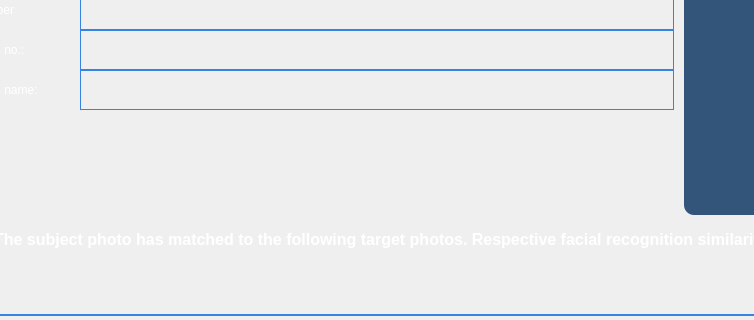
Qt form forms/Page_5.ui (apollo-k22/FaceAI-Product) before a commit; both pictures show x 152 to 906 and y 319 to 639 of the 1310 by 800 pixel window.
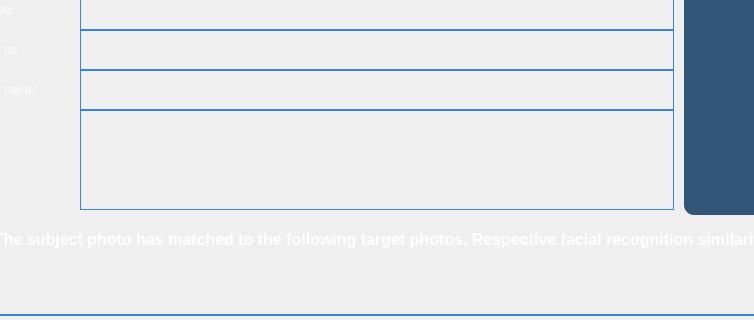
The same form after that commit. Icons and pictures are not drawn.

The edit to the form file:
```diff
--- a/forms/Page_5.ui
+++ b/forms/Page_5.ui
@@ -41,7 +41,7 @@
         <x>0</x>
         <y>0</y>
         <width>1274</width>
-        <height>1609</height>
+        <height>1611</height>
        </rect>
       </property>
       <property name="styleSheet">
@@ -595,8 +595,26 @@
                  </item>
                  <item row="8" column="1">
                   <widget class="QTextEdit" name="teditRemarks">
+                   <property name="enabled">
+                    <bool>true</bool>
+                   </property>
                    <property name="styleSheet">
-                    <string notr="true"/>
+                    <string notr="true">color: rgb(255, 255, 255);
+    font-size: 14pt;
+    font-family: Arial;
+    background-color: #3E536A;
+    background:transparent;
+    border: 1px solid rgb(53, 132, 228);</string>
+                   </property>
+                   <property name="readOnly">
+                    <bool>true</bool>
+                   </property>
+                   <property name="html">
+                    <string>&lt;!DOCTYPE HTML PUBLIC &quot;-//W3C//DTD HTML 4.0//EN&quot; &quot;http://www.w3.org/TR/REC-html40/strict.dtd&quot;&gt;
+&lt;html&gt;&lt;head&gt;&lt;meta name=&quot;qrichtext&quot; content=&quot;1&quot; /&gt;&lt;style type=&quot;text/css&quot;&gt;
+p, li { white-space: pre-wrap; }
+&lt;/style&gt;&lt;/head&gt;&lt;body style=&quot; font-family:'Arial'; font-size:14pt; font-weight:400; font-style:normal;&quot;&gt;
+&lt;p style=&quot;-qt-paragraph-type:empty; margin-top:0px; margin-bottom:0px; margin-left:0px; margin-right:0px; -qt-block-indent:0; text-indent:0px; font-size:12pt;&quot;&gt;&lt;br /&gt;&lt;/p&gt;&lt;/body&gt;&lt;/html&gt;</string>
                    </property>
                   </widget>
                  </item>
```
